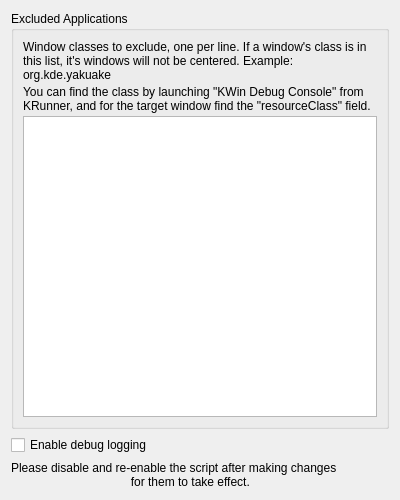
Before: the Qt Designer form contents/ui/config.ui in Merrit/kwin-center-new-windows, drawn with Qt 5.
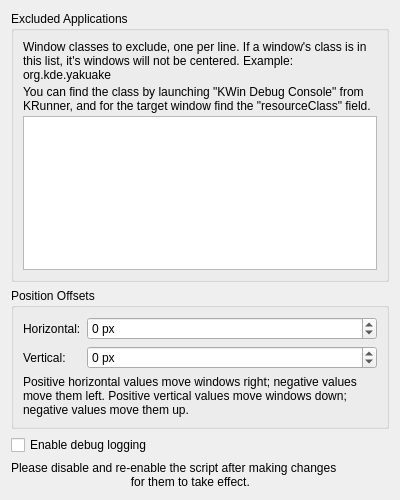
After: the same form once the commit is applied.

Commit message: add configurable offset

```diff
--- a/contents/ui/config.ui
+++ b/contents/ui/config.ui
@@ -98,6 +98,71 @@
                             </layout>
                         </widget>
                     </item>
+                    <item>
+                        <widget class="QGroupBox" name="groupBox_positionOffsets">
+                            <property name="title">
+                                <string>Position Offsets</string>
+                            </property>
+                            <layout class="QFormLayout" name="formLayout_positionOffsets">
+                                <item row="0" column="0">
+                                    <widget class="QLabel" name="label_horizontalOffset">
+                                        <property name="text">
+                                            <string>Horizontal:</string>
+                                        </property>
+                                        <property name="buddy">
+                                            <cstring>kcfg_HorizontalOffset</cstring>
+                                        </property>
+                                    </widget>
+                                </item>
+                                <item row="0" column="1">
+                                    <widget class="QSpinBox" name="kcfg_HorizontalOffset">
+                                        <property name="suffix">
+                                            <string> px</string>
+                                        </property>
+                                        <property name="minimum">
+                                            <number>-10000</number>
+                                        </property>
+                                        <property name="maximum">
+                                            <number>10000</number>
+                                        </property>
+                                    </widget>
+                                </item>
+                                <item row="1" column="0">
+                                    <widget class="QLabel" name="label_verticalOffset">
+                                        <property name="text">
+                                            <string>Vertical:</string>
+                                        </property>
+                                        <property name="buddy">
+                                            <cstring>kcfg_VerticalOffset</cstring>
+                                        </property>
+                                    </widget>
+                                </item>
+                                <item row="1" column="1">
+                                    <widget class="QSpinBox" name="kcfg_VerticalOffset">
+                                        <property name="suffix">
+                                            <string> px</string>
+                                        </property>
+                                        <property name="minimum">
+                                            <number>-10000</number>
+                                        </property>
+                                        <property name="maximum">
+                                            <number>10000</number>
+                                        </property>
+                                    </widget>
+                                </item>
+                                <item row="2" column="0" colspan="2">
+                                    <widget class="QLabel" name="label_positionOffsetsHelp">
+                                        <property name="text">
+                                            <string>Positive horizontal values move windows right; negative values move them left. Positive vertical values move windows down; negative values move them up.</string>
+                                        </property>
+                                        <property name="wordWrap">
+                                            <bool>true</bool>
+                                        </property>
+                                    </widget>
+                                </item>
+                            </layout>
+                        </widget>
+                    </item>
                     <item>
                         <widget class="QCheckBox" name="kcfg_EnableDebugLogging">
                             <property name="text">
```
The commit also changes 3 other files.
